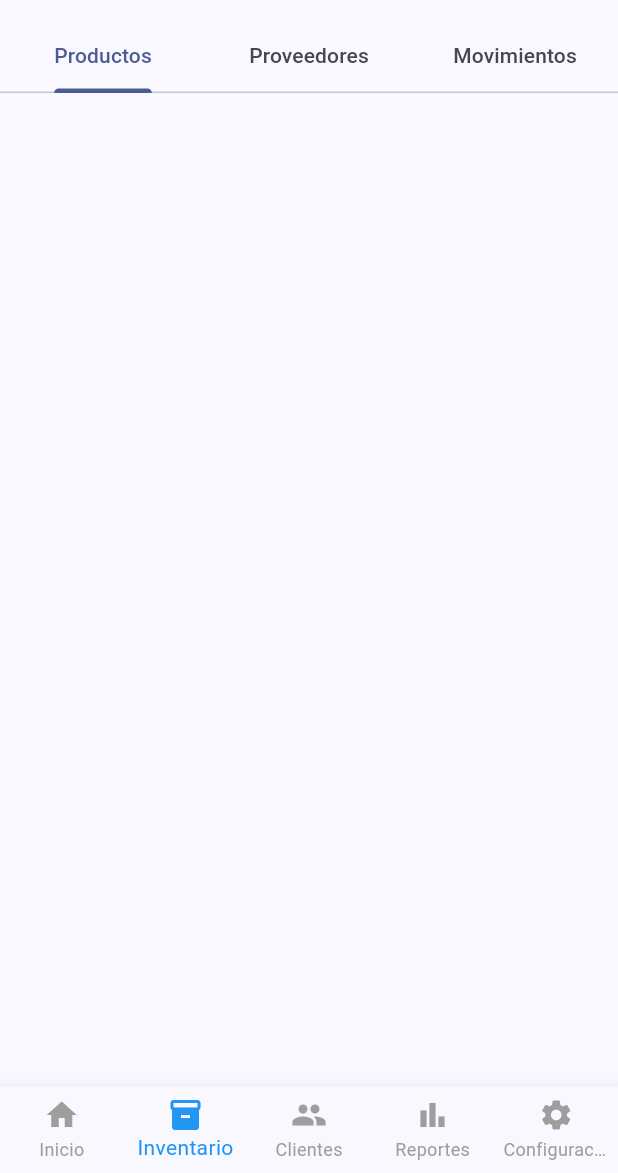
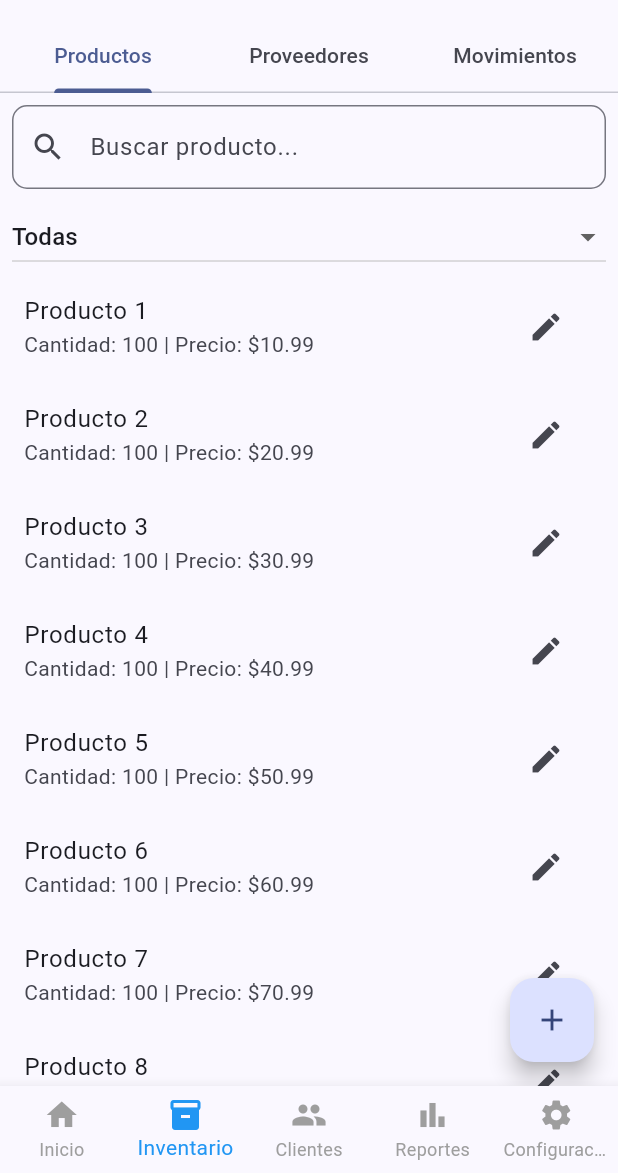
Before and after one commit to nelsonYB/paty_cosmeticos, a Flutter app: the InventoryScreen screen opened by its route, on a phone screen of 412 x 824 dp, the part 63-1236 px from its top. Run offline on Flutter 3.47's test engine with Material 3 defaults, Android fonts, the light colour scheme and no system bars; our stand-ins replace flutter_dotenv, go_router.

Commit message:
Refactorizando feature Inventory

```diff
--- a/lib/config/router.dart
+++ b/lib/config/router.dart
@@ -2,7 +2,7 @@ import 'package:go_router/go_router.dart';
 import 'package:paty_cosmeticos/config/app_scaffold.dart';
 import 'package:paty_cosmeticos/features/clients/presentation/clients_screen.dart';
 import 'package:paty_cosmeticos/features/home/presentation/home_screen.dart';
-import 'package:paty_cosmeticos/features/inventory/presentation/inventory_screen.dart';
+import 'package:paty_cosmeticos/features/inventory/presentation/screens/inventory_screen.dart';
 import 'package:paty_cosmeticos/features/reports/presentation/reports_screen.dart';
 import 'package:paty_cosmeticos/features/settings/presentation/settings_screen.dart';
 
--- a/lib/features/inventory/presentation/inventory_screen.dart
+++ b/lib/features/inventory/presentation/screens/inventory_screen.dart
@@ -1,4 +1,7 @@
 import 'package:flutter/material.dart';
+import 'package:paty_cosmeticos/features/inventory/presentation/widgets/movements_tab.dart';
+import 'package:paty_cosmeticos/features/inventory/presentation/widgets/products_tab.dart';
+import 'package:paty_cosmeticos/features/inventory/presentation/widgets/suppliers_tab.dart';
 
 class InventoryScreen extends StatefulWidget {
   const InventoryScreen({super.key});
@@ -9,9 +12,7 @@ class InventoryScreen extends StatefulWidget {
 
 class _InventoryScreenState extends State<InventoryScreen> with SingleTickerProviderStateMixin {
   late TabController _tabController;
-  String _searchQuery = '';
-  String _selectedCategory = 'Todas';
-  List<String> _categories = ['Todas', 'Shampoo', 'Acondicionador', 'Mascarilla', 'Tinte', 'Otros'];
+
 
   @override
   void initState() {
@@ -39,6 +40,21 @@ class _InventoryScreenState extends State<InventoryScreen> with SingleTickerProv
           ],
         ),
       ),
+      body: TabBarView(
+        controller: _tabController,
+        children: const [
+          ProductsTab(),
+          SuppliersTab(),
+          MovementsTab(),
+        ],
+      ),
+      floatingActionButton: FloatingActionButton(
+        child: const Icon(Icons.add),
+        onPressed: () {
+          //TODO: Implementar creación de producto o proveedor
+        },
+      ),
     );
   }
+
 }
--- /dev/null
+++ b/lib/features/inventory/presentation/widgets/movements_tab.dart
@@ -0,0 +1,12 @@
+import 'package:flutter/material.dart';
+
+class MovementsTab extends StatelessWidget {
+  const MovementsTab({super.key});
+
+  @override
+  Widget build(BuildContext context) {
+    return const Center(
+      child: Text('Movimientos'),
+    );
+  }
+}
--- /dev/null
+++ b/lib/features/inventory/presentation/widgets/product_item.dart
@@ -0,0 +1,21 @@
+import 'package:flutter/material.dart';
+
+class ProductItem extends StatelessWidget {
+  final int index;
+
+  const ProductItem({super.key, required this.index});
+
+  @override
+  Widget build(BuildContext context) {
+    return ListTile(
+      title: Text('Producto ${index + 1}'),
+      subtitle: Text('Cantidad: 100 | Precio: \$${(index + 1) * 10}.99'),
+      trailing: IconButton(
+        icon: const Icon(Icons.edit),
+        onPressed: () {
+          //TODO: Implementar edición de producto
+        }
+      ),
+    );
+  }
+}
--- /dev/null
+++ b/lib/features/inventory/presentation/widgets/products_tab.dart
@@ -0,0 +1,66 @@
+import 'package:flutter/material.dart';
+import 'package:paty_cosmeticos/features/inventory/presentation/widgets/product_item.dart';
+
+class ProductsTab extends StatefulWidget {
+  const ProductsTab({super.key});
+
+  @override
+  State<ProductsTab> createState() => _ProductsTabState();
+}
+
+class _ProductsTabState extends State<ProductsTab> {
+  String _searchQuery = '';
+  String _selectedCategory = 'Todas';
+  List<String> _categories = ['Todas', 'Shampoo', 'Acondicionador', 'Mascarilla', 'Tinte', 'Otros'];
+
+  @override
+  Widget build(BuildContext context) {
+    return Column(
+      children: [
+        Padding(
+          padding: const EdgeInsets.all(8.0),
+          child: TextField(
+            decoration: InputDecoration(
+              hintText: 'Buscar producto...',
+              prefixIcon: const Icon(Icons.search),
+              border: OutlineInputBorder(
+                borderRadius: BorderRadius.circular(10),
+              )
+            ),
+            onChanged: (value) {
+              setState(() {
+                _searchQuery = value;
+              });
+            },
+          ),
+        ),
+        Padding(
+          padding: const EdgeInsets.symmetric(horizontal: 8.0),
+          child: DropdownButton<String>(
+            isExpanded: true,
+            value: _selectedCategory,
+            items: _categories.map((String category) {
+              return DropdownMenuItem<String>(
+                value: category,
+                child: Text(category),
+              );
+            }).toList(),
+            onChanged: (String? newValue) {
+              setState(() {
+                _selectedCategory = newValue!;
+              });
+            },
+          ),
+        ),
+        Expanded(
+          child: ListView.builder(
+            itemCount: 20,
+            itemBuilder: (context, index) {
+              return ProductItem(index: index);
+            },
+          ),
+        ),
+      ],
+    );
+  }
+}
--- /dev/null
+++ b/lib/features/inventory/presentation/widgets/suppliers_tab.dart
@@ -0,0 +1,12 @@
+import 'package:flutter/material.dart';
+
+class SuppliersTab extends StatelessWidget {
+  const SuppliersTab({super.key});
+
+  @override
+  Widget build(BuildContext context) {
+    return const Center(
+      child: Text('Proveedores'),
+    );
+  }
+}
```
